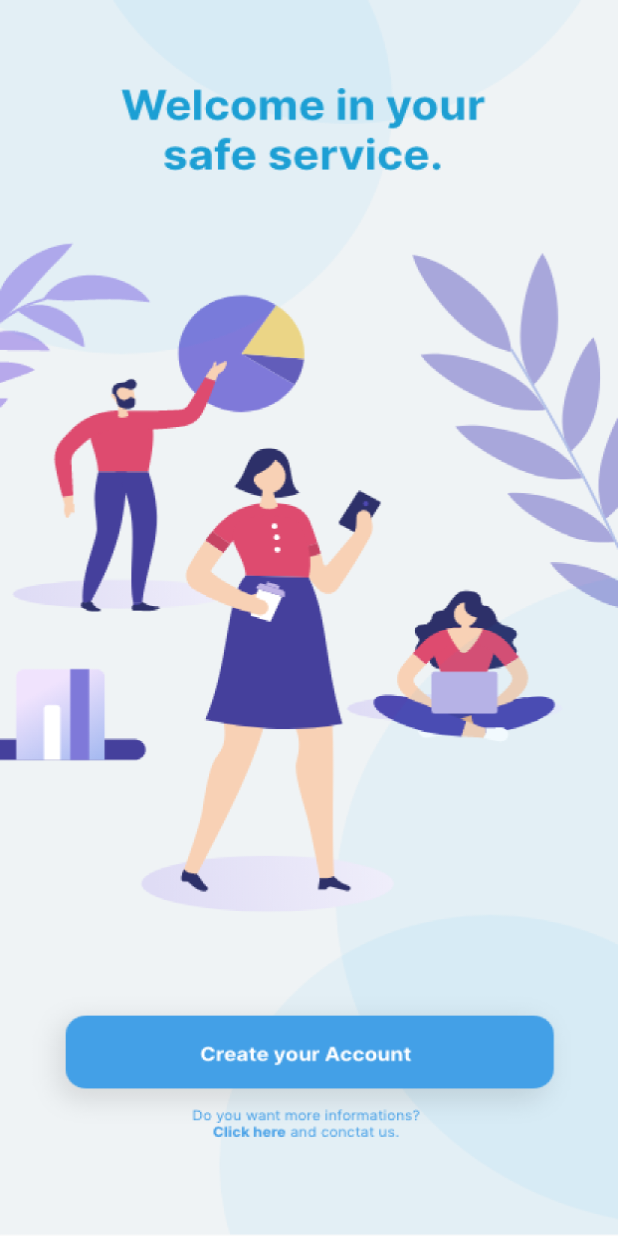
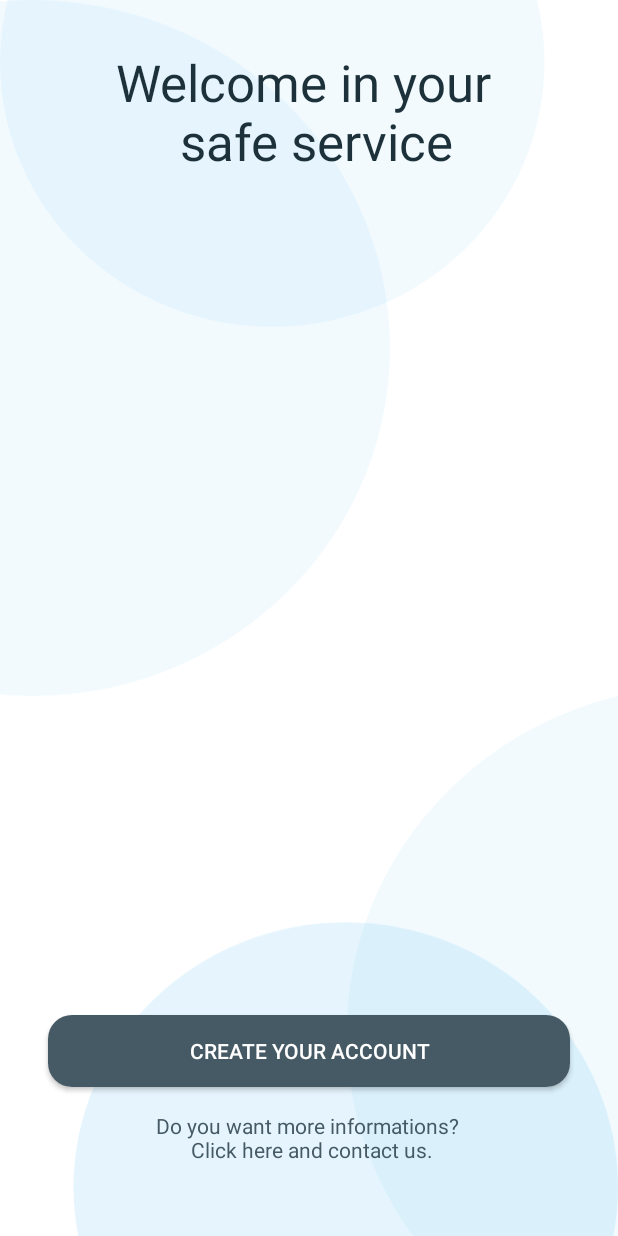
Before and after one commit to ParthivMangukiya/Monetrix, an Android app: the screen it shows after launch (WelcomeActivity), on a phone screen of 412 x 824 dp. Run offline under Robolectric (Android 15) with nearby library versions, the phone set to English and light mode, and no system bars.

```diff
--- a/app/build.gradle
+++ b/app/build.gradle
@@ -77,4 +77,5 @@ dependencies {
     androidTestImplementation "androidx.arch.core:core-testing:$rootProject.coreTestingVersion"
 
     implementation "androidx.lifecycle:lifecycle-livedata-ktx:$rootProject.archLifecycleVersion"
+    implementation 'com.github.lzyzsd:circleprogress:1.2.1'
 }
--- a/app/src/main/java/com/hackademy/monetrix/WelcomeActivity.kt
+++ b/app/src/main/java/com/hackademy/monetrix/WelcomeActivity.kt
@@ -3,14 +3,15 @@ package com.hackademy.monetrix
 import android.content.Intent
 import androidx.appcompat.app.AppCompatActivity
 import android.os.Bundle
+import android.widget.Button
 import android.widget.ImageView
 
 class WelcomeActivity : AppCompatActivity() {
     override fun onCreate(savedInstanceState: Bundle?) {
         super.onCreate(savedInstanceState)
         setContentView(R.layout.activity_welcome)
-        val image: ImageView = findViewById(R.id.backgroundImage)
-        image.setOnClickListener {
+        val createAccountButton: Button = findViewById(R.id.createAccountButton)
+        createAccountButton.setOnClickListener {
             val intent = Intent(this, RegisterActivity::class.java)
             startActivity(intent)
         }
--- a/app/src/main/java/com/hackademy/monetrix/ui/adapter/SavingPlanAdapter.kt
+++ b/app/src/main/java/com/hackademy/monetrix/ui/adapter/SavingPlanAdapter.kt
@@ -33,7 +33,11 @@ class SavingPlanAdapter internal constructor(
     override fun onBindViewHolder(holder: TransactionViewHolder, position: Int) {
         val current = savingPlans[position]
         holder.goalTextView.text = "Goal: " + current.savingPlan.amount.toRupee()
-        holder.savedTextView.text = "Saved: " + current.savedAmount.toRupee()
+        if(!current.savingPlan.completed) {
+            holder.savedTextView.text = "Saved: " + current.savedAmount.toRupee()
+        } else {
+            holder.savedTextView.text = "80 Days"
+        }
         holder.nameTextView.text = current.savingPlan.name
         if(!current.savingPlan.completed) {
             holder.targetDateTextView.text = "Target: " + current.savingPlan.targetDate.getFormatted("yyyy-MM-dd")
--- a/app/src/main/java/com/hackademy/monetrix/ui/add/AddViewModel.kt
+++ b/app/src/main/java/com/hackademy/monetrix/ui/add/AddViewModel.kt
@@ -36,7 +36,7 @@ class AddViewModel(application: Application) : AndroidViewModel(application) {
     var categoryId: Long = 0
     var entryType: LiveData<EntryType> = map(_incomeExpense) {
         when (it) {
-            false -> EntryType.Income
+            false -> EntryType.Investment
             true -> EntryType.Expense
         }
     }
--- a/app/src/main/res/layout/activity_welcome.xml
+++ b/app/src/main/res/layout/activity_welcome.xml
@@ -15,6 +15,46 @@
         app:layout_constraintEnd_toEndOf="parent"
         app:layout_constraintStart_toStartOf="parent"
         app:layout_constraintTop_toTopOf="parent"
-        app:srcCompat="@drawable/welcome" />
+        app:srcCompat="@drawable/background" />
+
+    <TextView
+        android:id="@+id/textView2"
+        android:layout_width="wrap_content"
+        android:layout_height="wrap_content"
+        android:layout_marginTop="32dp"
+        android:gravity="center"
+        android:text="Welcome in your \n safe service"
+        android:textAppearance="@style/TextAppearance.AppCompat.Display1"
+        android:textColor="@color/primaryDarkColor"
+        app:layout_constraintEnd_toEndOf="parent"
+        app:layout_constraintStart_toStartOf="parent"
+        app:layout_constraintTop_toTopOf="parent" />
+
+    <Button
+        android:id="@+id/createAccountButton"
+        android:layout_width="0dp"
+        android:layout_height="wrap_content"
+        android:layout_marginStart="32dp"
+        android:layout_marginEnd="32dp"
+        android:layout_marginBottom="16dp"
+        android:background="@drawable/rounded_rectangle"
+        android:text="Create Your Account"
+        android:textColor="@color/primaryTextColor"
+        app:layout_constraintBottom_toTopOf="@+id/textView4"
+        app:layout_constraintEnd_toEndOf="parent"
+        app:layout_constraintStart_toStartOf="parent" />
+
+    <TextView
+        android:id="@+id/textView4"
+        android:layout_width="wrap_content"
+        android:layout_height="wrap_content"
+        android:layout_marginBottom="48dp"
+        android:gravity="center"
+        android:text="Do you want more informations? \n Click here and contact us."
+        android:textAppearance="@style/TextAppearance.AppCompat.Body1"
+        android:textColor="@color/primaryColor"
+        app:layout_constraintBottom_toBottomOf="parent"
+        app:layout_constraintEnd_toEndOf="parent"
+        app:layout_constraintStart_toStartOf="parent" />
 
 </androidx.constraintlayout.widget.ConstraintLayout>
--- a/app/src/main/res/layout/entryitem.xml
+++ b/app/src/main/res/layout/entryitem.xml
@@ -12,7 +12,7 @@
     android:theme="@style/Theme.MaterialComponents.Light"
     app:cardCornerRadius="8dp"
     app:cardElevation="0dp"
-    app:strokeColor="?android:colorPrimary"
+    app:strokeColor="@color/primaryColor"
     app:strokeWidth="1dp">
 
     <androidx.constraintlayout.widget.ConstraintLayout
--- a/app/src/main/res/layout/fragment_add.xml
+++ b/app/src/main/res/layout/fragment_add.xml
@@ -4,7 +4,6 @@
     xmlns:tools="http://schemas.android.com/tools">
 
     <data>
-
         <variable
             name="viewmodel"
             type="com.hackademy.monetrix.ui.add.AddViewModel" />
@@ -180,7 +179,7 @@
                 android:layout_weight="1"
                 android:gravity="center_vertical"
                 android:paddingLeft="16dp"
-                android:text="@{viewmodel.entryType.code == 1 ? `Expense` : `Income` }"
+                android:text="@{viewmodel.entryType.code == 1 ? `Expense` : `Investment` }"
                 android:textAppearance="@style/TextAppearance.AppCompat.Body2"
                 app:layout_constraintEnd_toEndOf="parent"
                 app:layout_constraintStart_toStartOf="parent"
```
Also changed, not shown: app/src/main/java/com/hackademy/monetrix/ui/home/HomeFragment.kt (+37 -41 lines), app/src/main/res/layout/fragment_home.xml (+91 -13 lines).
